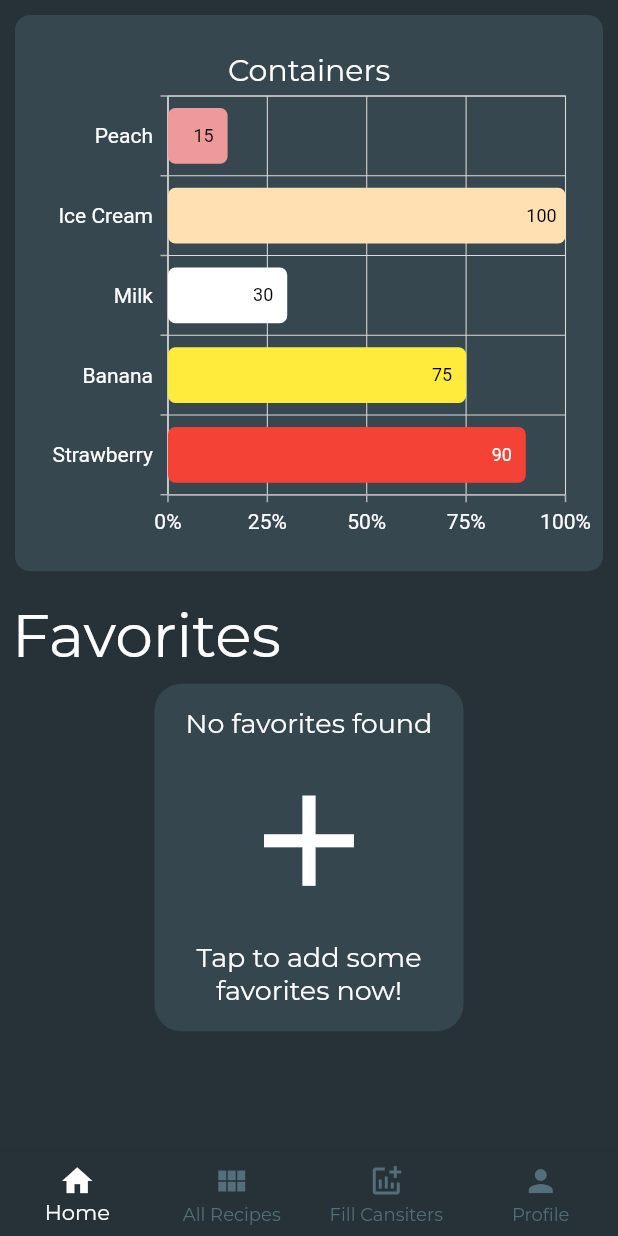
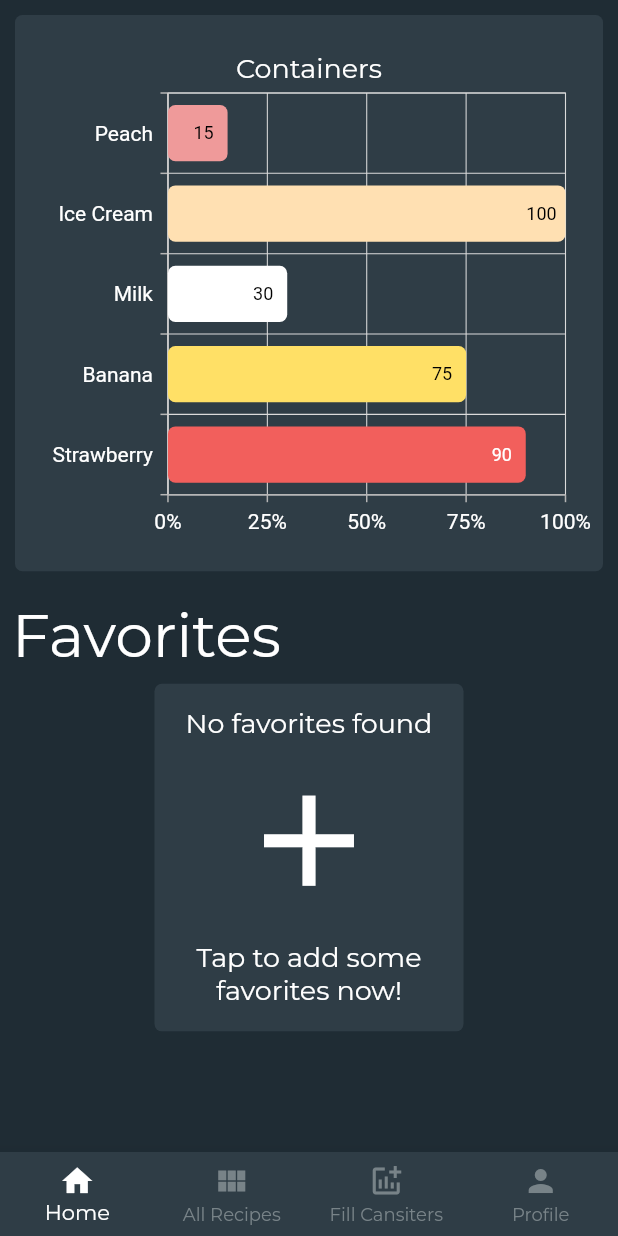
Before and after one commit to IanKirkham/BlenderHut, a Flutter app: the screen it shows after launch, on a phone screen of 412 x 824 dp. Run offline on Flutter 3.47's test engine with Material 2 defaults, Android fonts, the phone set to English and light mode, and no system bars; drawn by our look-alikes of carousel_slider; our stand-ins replace google_fonts, syncfusion_flutter_charts, syncfusion_flutter_sliders; missing offline and left inert: syncfusion_flutter_core.

Commit message:
Improved Graphs and Slider

```diff
--- a/lib/main.dart
+++ b/lib/main.dart
@@ -83,7 +83,7 @@ class _AppState extends State<App> {
         backgroundColor: Colors.lightBlueAccent,
       ),
       appBarTheme: AppBarTheme(
-        color: Colors.blueGrey[900],
+        color: Color(0xFF1F2C34), //Colors.blueGrey[900],
         elevation: 0,
       ),
       textTheme: TextTheme(
@@ -98,13 +98,14 @@ class _AppState extends State<App> {
             color: Colors.white,
             fontSize: 18,
           )),
-      scaffoldBackgroundColor: Colors.blueGrey[900],
+      scaffoldBackgroundColor: Color(0xFF1F2C34), //Colors.blueGrey[900],
       bottomNavigationBarTheme: BottomNavigationBarThemeData(
-        backgroundColor: Colors.blueGrey[900],
+        backgroundColor: Color(0xFF2F3D46), //Colors.blueGrey[900],
         selectedItemColor: Colors.white,
-        unselectedItemColor: Colors.blueGrey[600],
+        unselectedItemColor: Color(0xFF788388), //Colors.blueGrey[600],
         showUnselectedLabels: true,
         type: BottomNavigationBarType.fixed,
+        elevation: 10,
       ),
     );
   }
--- a/lib/screens/home/home.dart
+++ b/lib/screens/home/home.dart
@@ -1,4 +1,4 @@
-import 'package:blenderapp/widgets/canisterGraph.dart';
+import 'package:blenderapp/widgets/containerGraph.dart';
 import 'package:carousel_slider/carousel_slider.dart';
 import 'package:flutter/material.dart';
 
@@ -13,8 +13,7 @@ class _HomeState extends State<Home> {
   @override
   Widget build(BuildContext context) {
     return Container(
-      child: Scaffold(
-        body: SafeArea(
+      child: SafeArea(
         child: SingleChildScrollView(
           child: Column(
             mainAxisAlignment: MainAxisAlignment.spaceEvenly,
@@ -30,7 +29,7 @@ class _HomeState extends State<Home> {
 
                   //Scaffold.of(context).showSnackBar(snackBar);
                 },
-                  child: CanisterGraph(null),
+                child: ContainerGraph(null),
               ),
               Column(
                 crossAxisAlignment: CrossAxisAlignment.start,
@@ -54,7 +53,6 @@ class _HomeState extends State<Home> {
                 ],
               ),
             ],
-            ),
           ),
         ),
       ),
@@ -102,8 +100,8 @@ List<Widget> getFavorites(context) {
             ],
           ),
           decoration: BoxDecoration(
-            borderRadius: BorderRadius.circular(18),
-            color: Colors.blueGrey[700].withOpacity(0.5),
+            borderRadius: BorderRadius.circular(5),
+            color: Color(0xFF2F3D46), //Colors.blueGrey[700].withOpacity(0.5),
           ),
         ),
       ),
--- a/lib/screens/recipes/recipes.dart
+++ b/lib/screens/recipes/recipes.dart
@@ -45,8 +45,8 @@ class _RecipeListState extends State<RecipeList> {
         return ListTile(
           leading: IconButton(
               icon: (_isFavorited[index]
-                  ? Icon(Icons.star, color: Colors.orange, size: 30)
-                  : Icon(Icons.star_border, color: Colors.grey, size: 30)),
+                  ? Icon(Icons.favorite, color: Colors.pinkAccent, size: 30)
+                  : Icon(Icons.favorite_border, color: Colors.grey, size: 30)),
               onPressed: () => setState(() {
                     _isFavorited[index] = !_isFavorited[index];
                   })),
--- a/lib/widgets/canisterGraph.dart
+++ b/lib/widgets/containerGraph.dart
@@ -2,18 +2,18 @@ import 'package:blenderapp/models/containerData.dart';
 import 'package:flutter/material.dart';
 import 'package:syncfusion_flutter_charts/charts.dart';
 
-class CanisterGraph extends StatefulWidget {
+class ContainerGraph extends StatefulWidget {
   final Function(BuildContext, ContainerData) onBarSelected;
-  CanisterGraph(this.onBarSelected);
+  ContainerGraph(this.onBarSelected);
 
   @override
-  _CanisterGraphState createState() => _CanisterGraphState();
+  _ContainerGraphState createState() => _ContainerGraphState();
 }
 
-class _CanisterGraphState extends State<CanisterGraph> {
+class _ContainerGraphState extends State<ContainerGraph> {
   List<ContainerData> data = [
-    ContainerData('Strawberry', 90, Colors.red),
-    ContainerData('Banana', 75, Colors.yellow),
+    ContainerData('Strawberry', 90, Color(0xfff25f5c)),
+    ContainerData('Banana', 75, Color(0xffffe066)),
     ContainerData('Milk', 30, Colors.white),
     ContainerData('Ice Cream', 100, Colors.orange[100]),
     ContainerData('Peach', 15, Colors.red[200]),
@@ -29,8 +29,8 @@ class _CanisterGraphState extends State<CanisterGraph> {
       padding: EdgeInsets.all(15),
       margin: EdgeInsets.all(10),
       decoration: BoxDecoration(
-        borderRadius: BorderRadius.circular(10),
-        color: Colors.blueGrey[800],
+        borderRadius: BorderRadius.circular(5),
+        color: Color(0xFF2F3D46), //Colors.blueGrey[800],
       ),
       child: SfCartesianChart(
         onSelectionChanged: (SelectionArgs args) async {
@@ -68,9 +68,10 @@ class _CanisterGraphState extends State<CanisterGraph> {
         // Chart title
         title: ChartTitle(
           text: 'Containers',
+          // alignment: ChartAlignment.near,
           textStyle: TextStyle(
             color: Colors.white,
-            fontSize: 20,
+            fontSize: 18,
           ),
         ),
         tooltipBehavior: TooltipBehavior(
--- a/pubspec.yaml
+++ b/pubspec.yaml
@@ -25,8 +25,6 @@ dependencies:
     sdk: flutter
   syncfusion_flutter_charts: ^18.4.31
   syncfusion_flutter_sliders: ^18.4.31-beta
-  intl: ^0.16.1
-
   carousel_slider: ^2.3.1
   google_fonts: ^1.1.1
 
```
Also changed, not shown: lib/screens/fill/fill.dart (+18 -21 lines), lib/screens/profile/profile.dart (+23 -4 lines), lib/screens/recipe-builder/recipe-builder.dart (+7 -7 lines), pubspec.lock. Lines whose indentation alone changed are shown as unchanged.
